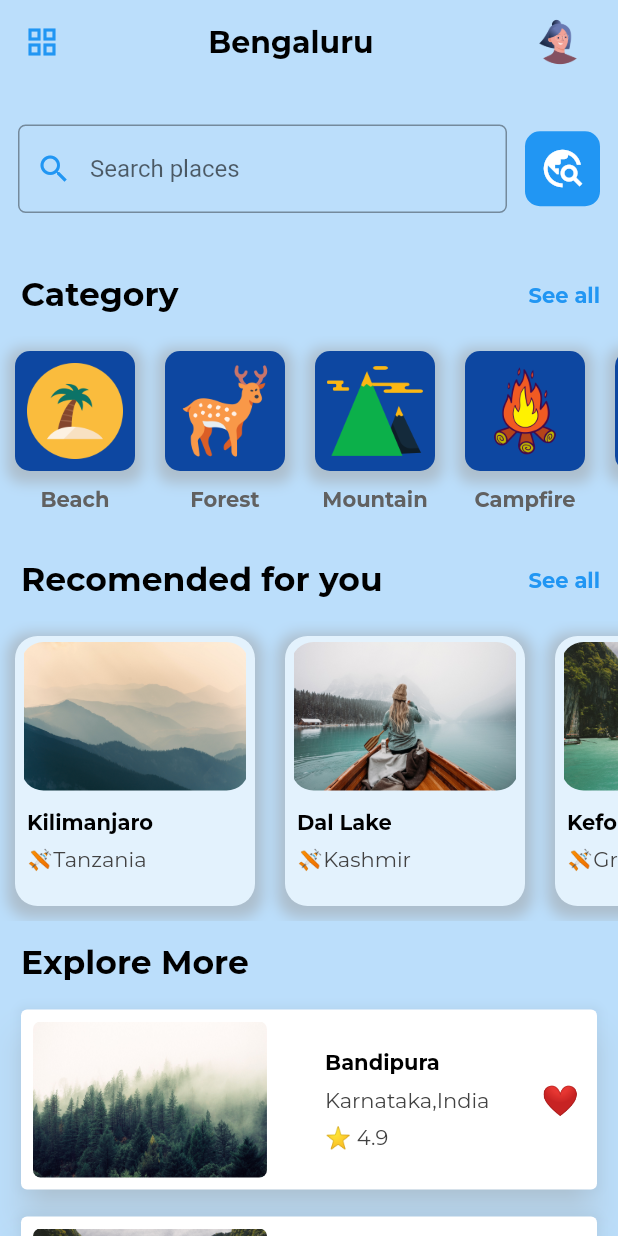
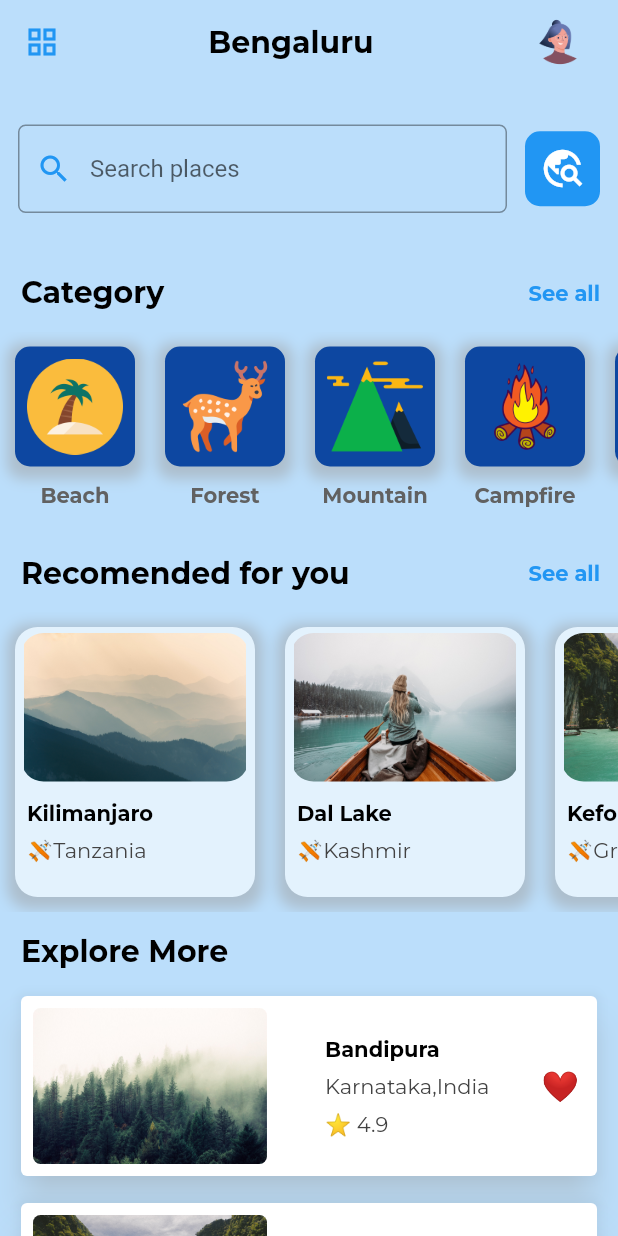
Before and after one commit to san-jayy/Ui-s, a Flutter app: the screen it shows after launch, on a phone screen of 412 x 824 dp. Run offline on Flutter 3.47's test engine with Material 2 defaults, Android fonts, the light colour scheme and no system bars; our stand-ins replace google_fonts.

Commit message:
homepage updated

```diff
--- a/travellingappui/lib/pages/Homepage.dart
+++ b/travellingappui/lib/pages/Homepage.dart
@@ -2,6 +2,7 @@ import 'package:flutter/material.dart';
 import 'package:google_fonts/google_fonts.dart';
 import 'package:travellingappui/main.dart';
 import 'util.dart';
+import 'const.dart';
 
 class Homepage extends StatelessWidget {
   const Homepage({super.key});
@@ -18,11 +19,7 @@ class Homepage extends StatelessWidget {
           color: Colors.blue,
         ),
         title: Center(
-          child: Text("Bengaluru",
-              style: GoogleFonts.montserrat(
-                  fontSize: 20,
-                  color: Color.fromARGB(255, 0, 0, 0),
-                  fontWeight: FontWeight.bold)),
+          child: Text("Bengaluru", style: kprimaryTextStyle),
         ),
         actions: [
           Padding(
@@ -85,11 +82,7 @@ class Homepage extends StatelessWidget {
             children: [
               Padding(
                 padding: const EdgeInsets.all(14.0),
-                child: Text("Category",
-                    style: GoogleFonts.montserrat(
-                        fontSize: 22,
-                        color: Color.fromARGB(255, 0, 0, 0),
-                        fontWeight: FontWeight.bold)),
+                child: Text("Category", style: kprimaryTextStyle),
               ),
               Padding(
                 padding: const EdgeInsets.only(right: 12),
@@ -152,11 +145,7 @@ class Homepage extends StatelessWidget {
             children: [
               Padding(
                 padding: const EdgeInsets.all(14.0),
-                child: Text("Recomended for you",
-                    style: GoogleFonts.montserrat(
-                        fontSize: 22,
-                        color: Color.fromARGB(255, 0, 0, 0),
-                        fontWeight: FontWeight.bold)),
+                child: Text("Recomended for you", style: kprimaryTextStyle),
               ),
               Padding(
                 padding: const EdgeInsets.only(right: 12),
@@ -203,10 +192,7 @@ class Homepage extends StatelessWidget {
             padding: const EdgeInsets.all(14.0),
             child: Text(
               "Explore More",
-              style: GoogleFonts.montserrat(
-                  fontSize: 22,
-                  color: Color.fromARGB(255, 0, 0, 0),
-                  fontWeight: FontWeight.bold),
+              style: kprimaryTextStyle,
             ),
           ),
 
```
